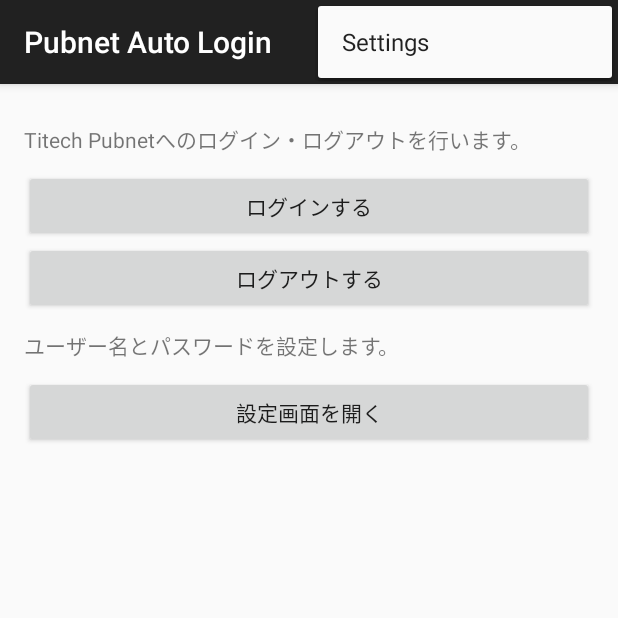
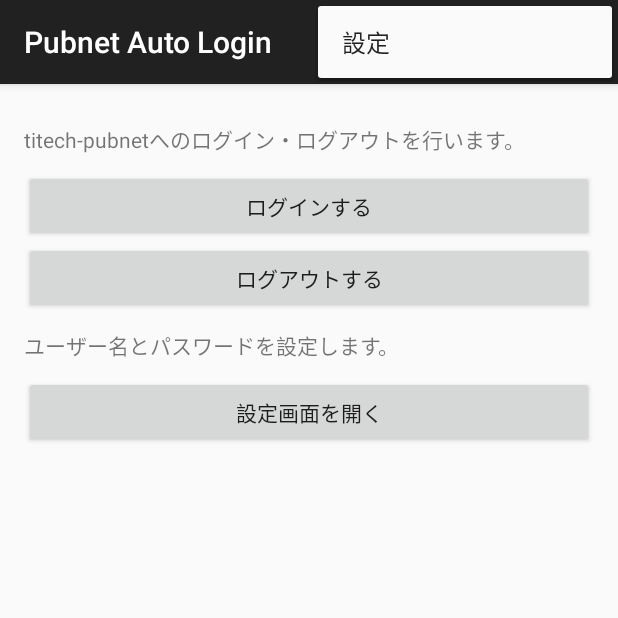
Before and after one commit to tondol/PubnetAutoLogin, an Android app: the screen it shows after launch (MainActivity), with the options menu open, on a phone screen of 412 x 824 dp, the top half of it. Run offline under Robolectric (Android 15) with nearby library versions, the phone set to English and light mode, and no system bars; our stand-ins replace Volley.

Commit message:
ActionBarの設定ボタンを有効化

```diff
--- a/app/build.gradle
+++ b/app/build.gradle
@@ -7,8 +7,8 @@ android {
     defaultConfig {
         minSdkVersion 8
         targetSdkVersion 19
-        versionCode 1
-        versionName "1.0"
+        versionCode 2
+        versionName "1.0.1"
     }
     buildTypes {
         release {
--- a/app/src/main/java/com/tondol/pubnetautologin/app/LoginUtil.java
+++ b/app/src/main/java/com/tondol/pubnetautologin/app/LoginUtil.java
@@ -9,8 +9,6 @@ import com.android.volley.Response;
 import com.android.volley.VolleyError;
 import com.android.volley.toolbox.StringRequest;
 import com.android.volley.toolbox.Volley;
-
-import org.apache.http.impl.client.DefaultHttpClient;
 
 import java.util.HashMap;
 import java.util.Map;
--- a/app/src/main/java/com/tondol/pubnetautologin/app/MockHttpStack.java
+++ b/app/src/main/java/com/tondol/pubnetautologin/app/MockHttpStack.java
@@ -1,6 +1,4 @@
 package com.tondol.pubnetautologin.app;
-
-import android.preference.PreferenceActivity;
 
 import com.android.volley.AuthFailureError;
 import com.android.volley.Request;
--- a/app/src/main/java/com/tondol/pubnetautologin/app/SettingFragment.java
+++ b/app/src/main/java/com/tondol/pubnetautologin/app/SettingFragment.java
@@ -2,7 +2,6 @@ package com.tondol.pubnetautologin.app;
 
 import android.os.Bundle;
 import android.support.v4.app.Fragment;
-import android.support.v4.app.FragmentTransaction;
 import android.view.LayoutInflater;
 import android.view.View;
 import android.view.ViewGroup;
--- a/app/src/main/res/values/strings.xml
+++ b/app/src/main/res/values/strings.xml
@@ -3,7 +3,7 @@
 
     <string name="app_name">Pubnet Auto Login</string>
     <string name="hello_world">Hello world!</string>
-    <string name="action_settings">Settings</string>
+    <string name="action_settings">設定</string>
 
     <string name="username">ユーザー名</string>
     <string name="password">パスワード</string>
@@ -12,7 +12,7 @@
     <string name="setting">設定画面を開く</string>
     <string name="save">保存する</string>
 
-    <string name="login_guide_login">Titech Pubnetへのログイン・ログアウトを行います。</string>
+    <string name="login_guide_login">titech-pubnetへのログイン・ログアウトを行います。</string>
     <string name="login_guide_setting">ユーザー名とパスワードを設定します。</string>
     <string name="setting_guide">ユーザー名とパスワードは平文で端末に保存されます。</string>
 
```
Also changed, not shown: app/src/main/java/com/tondol/pubnetautologin/app/MainActivity.java (+14 -5 lines).
